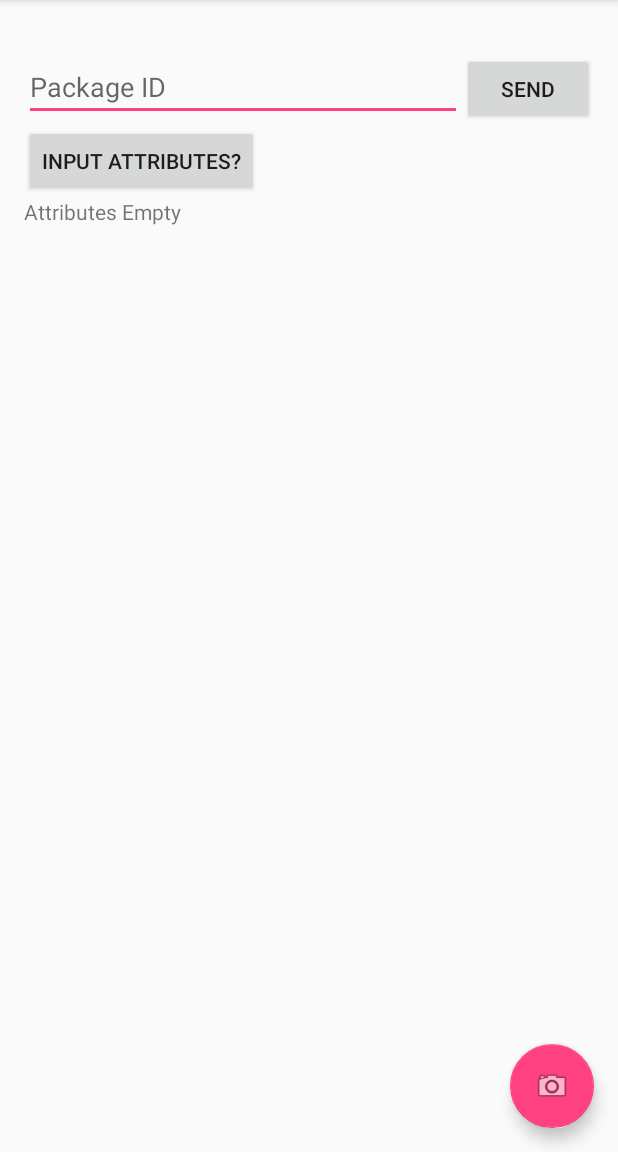
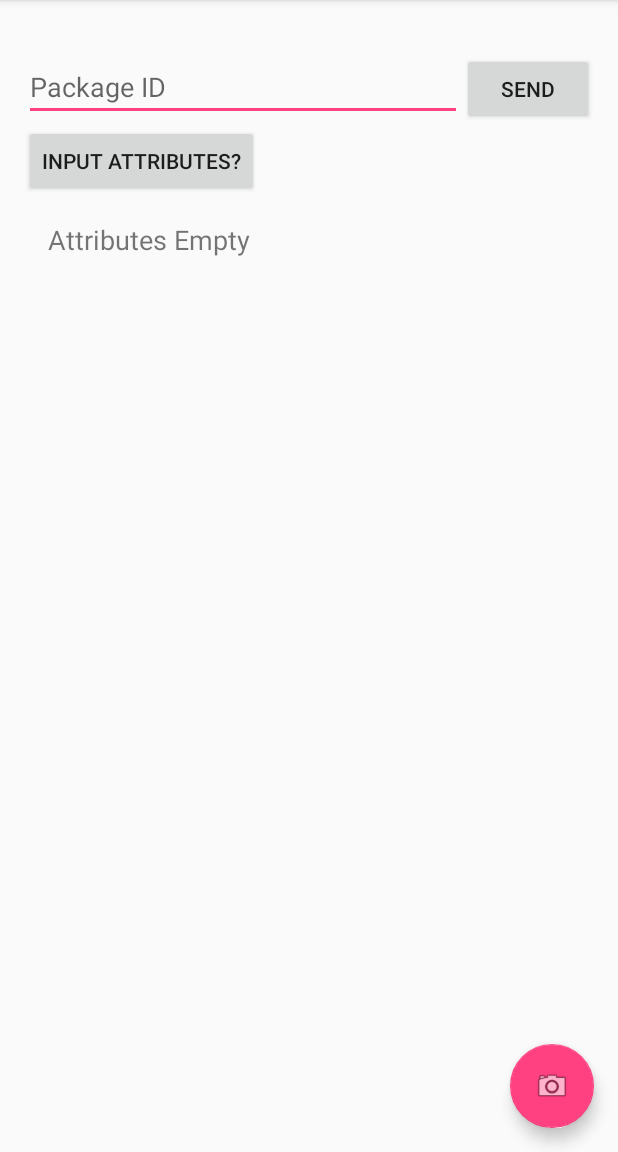
Before and after one commit to AustinTSchaffer/PackagesInc, an Android app: the screen it shows after launch (MainPage), on a phone screen of 412 x 824 dp, the part 84-1236 px from its top. Run offline under Robolectric (Android 15) with nearby library versions, the phone set to English and light mode, and no system bars.

Commit message:
Delete MainMenu | Format attributeText

```diff
--- a/app/src/main/AndroidManifest.xml
+++ b/app/src/main/AndroidManifest.xml
@@ -13,10 +13,6 @@
         android:label="@string/app_name"
         android:supportsRtl="true"
         android:theme="@style/AppTheme">
-        <activity android:name=".MenuMain"
-            android:label="@string/app_name"
-            android:theme="@style/AppTheme.NoActionBar">
-        </activity>
         <activity android:name=".MainPage"
             android:label="@string/app_name"
             android:theme="@style/AppTheme.NoActionBar">
--- a/app/src/main/res/layout/content_main_page.xml
+++ b/app/src/main/res/layout/content_main_page.xml
@@ -47,7 +47,12 @@
     <TextView
         android:id="@+id/attribute_text"
         android:text="@string/default_attribute_text"
+        android:paddingBottom="@dimen/activity_vertical_margin"
+        android:paddingLeft="@dimen/activity_horizontal_margin"
+        android:paddingRight="@dimen/activity_horizontal_margin"
+        android:paddingTop="@dimen/activity_vertical_margin"
         android:layout_width="match_parent"
-        android:layout_height="wrap_content" />
+        android:layout_height="wrap_content"
+        android:textSize="18sp"/>
 
 </LinearLayout>
```
Also changed, not shown: app/src/main/java/com/capstone/packagescanner/packagesinc/MenuMain.java (deleted, +0 -68 lines).
